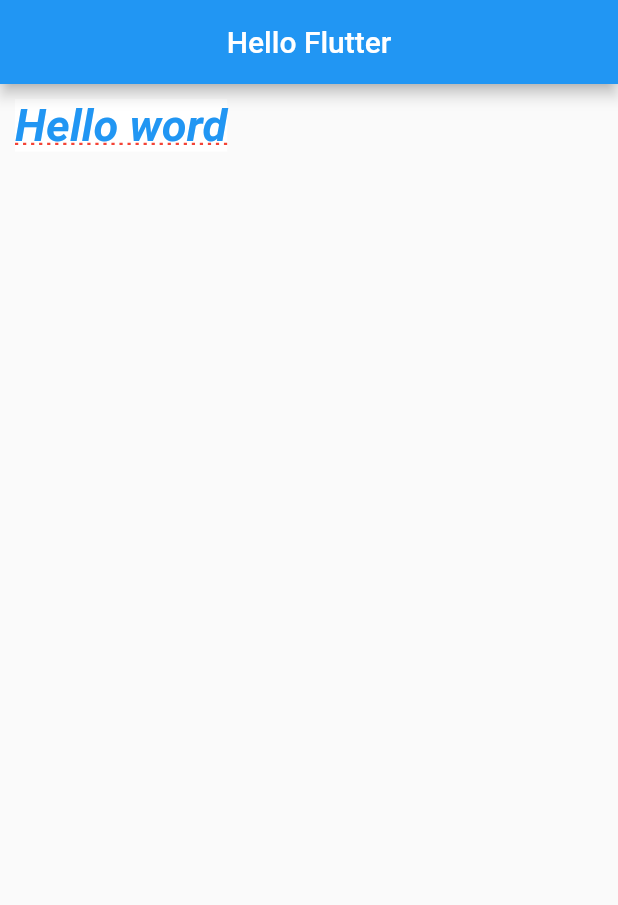
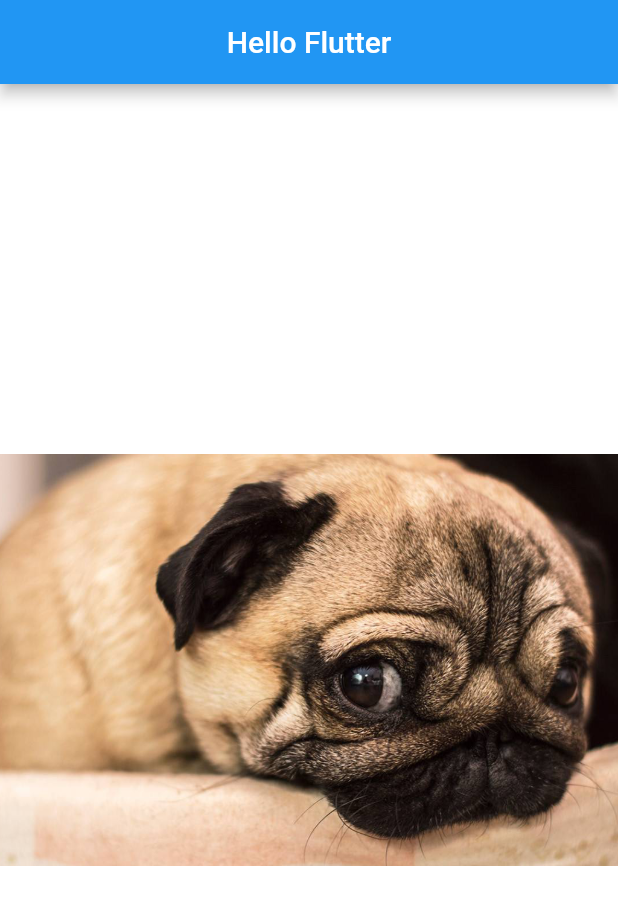
Before and after one commit to alex-girao/flutter_app, a Flutter app: the screen it shows after launch, on a phone screen of 412 x 824 dp. Shown: the top 905 px of the screen. Run offline on Flutter 3.47's test engine with Material 2 defaults, Android fonts, the phone set to English and light mode, and no system bars.

```diff
--- a/lib/home_page.dart
+++ b/lib/home_page.dart
@@ -15,9 +15,18 @@ class HomePage extends StatelessWidget {
 
   _body() {
     return Container(
-      margin: EdgeInsets.only(left: 10, top: 10),
+      // margin: EdgeInsets.only(left: 10, top: 10),
       color: Colors.white,
-      child: _text(),
+      child: Center(
+        child: _img()
+      ),
+    );
+  }
+
+  _img() {
+    return Image.asset(
+      "assets/images/dog3.png",
+      fit: BoxFit.cover,
     );
   }
 
--- a/pubspec.yaml
+++ b/pubspec.yaml
@@ -41,8 +41,8 @@ flutter:
   uses-material-design: true
 
   # To add assets to your application, add an assets section, like this:
-  # assets:
-  #  - images/a_dot_burr.jpeg
+  assets:
+    - assets/images/
   #  - images/a_dot_ham.jpeg
 
   # An image asset can refer to one or more resolution-specific "variants", see
```
Also changed, not shown: assets/images/dog1.png (added), assets/images/dog2.png (added), assets/images/dog3.png (added), assets/images/dog4.png (added), assets/images/dog5.png (added).
